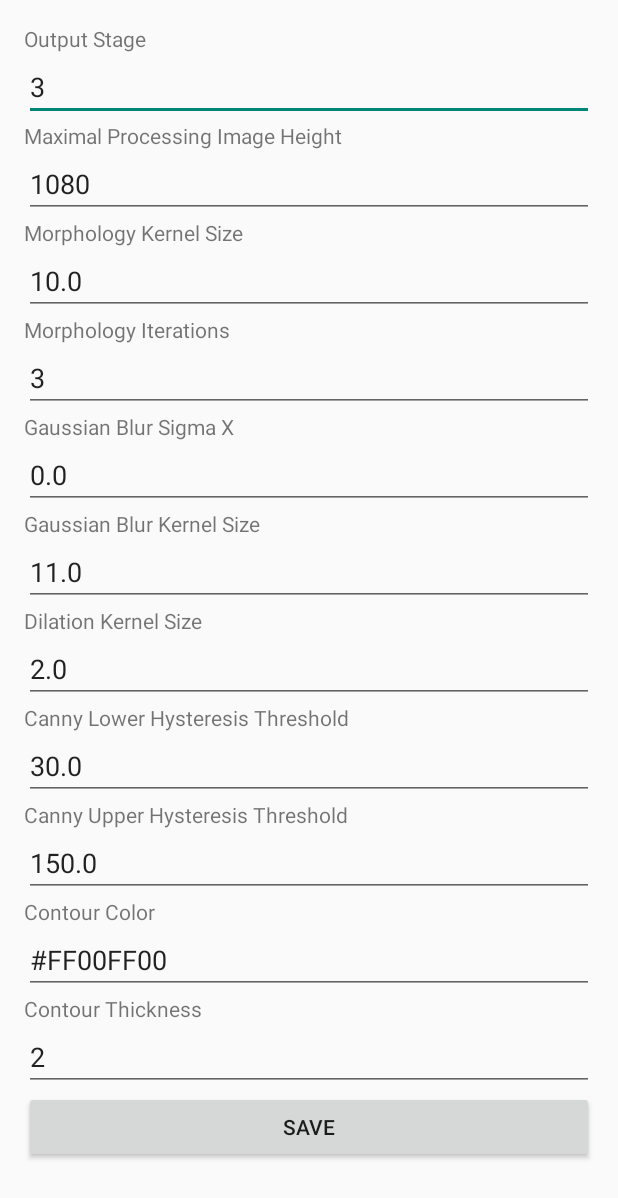
After one commit to Licmeth/cam-scanner, an Android app built with Jetpack Compose: the SettingsActivity screen opened directly, with no data from a screen before it, on a phone screen of 412 x 824 dp. The commit adds this screen. Shown: the top 1198 px of the screen. Run offline under Robolectric (Android 15) with nearby library versions, the phone set to English and light mode, and no system bars.

Commit message:
Added debug options and settings

```diff
--- a/app/build.gradle.kts
+++ b/app/build.gradle.kts
@@ -45,6 +45,7 @@ dependencies {
     implementation(libs.androidx.lifecycle.runtime.ktx)
     implementation(libs.androidx.activity.compose)
     implementation(platform(libs.androidx.compose.bom))
+    implementation(libs.androidx.datastore.preferences)
     implementation(libs.androidx.ui)
     implementation(libs.androidx.ui.graphics)
     implementation(libs.androidx.ui.tooling.preview)
--- a/app/src/main/AndroidManifest.xml
+++ b/app/src/main/AndroidManifest.xml
@@ -30,6 +30,10 @@
             android:name=".CameraActivity"
             android:theme="@style/Theme.CamScanner">
         </activity>
+        <activity
+            android:name=".SettingsActivity"
+            android:theme="@style/Theme.CamScanner">
+        </activity>
     </application>
 
 </manifest>
--- /dev/null
+++ b/app/src/main/java/org/agera/camscanner/SettingsActivity.kt
@@ -0,0 +1,74 @@
+package org.agera.camscanner
+
+import android.content.Context
+import android.os.Bundle
+import android.widget.EditText
+import android.widget.Button
+import androidx.activity.ComponentActivity
+import androidx.lifecycle.lifecycleScope
+import kotlinx.coroutines.flow.collectLatest
+import kotlinx.coroutines.flow.zip
+import kotlinx.coroutines.launch
+
+class SettingsActivity : ComponentActivity() {
+    override fun onCreate(savedInstanceState: Bundle?) {
+        super.onCreate(savedInstanceState)
+        setContentView(R.layout.activity_settings)
+
+        val settings = SettingsDataStore(this)
+
+        val outputStageEdit = findViewById<EditText>(R.id.editOutputStage)
+        val maxImageHeightEdit = findViewById<EditText>(R.id.editMaxProcessingImageHeight)
+        val morphKernelSizeEdit = findViewById<EditText>(R.id.editMorphologyKernelSize)
+        val morphIterationsEdit = findViewById<EditText>(R.id.editMorphologyIterations)
+        val gaussianBlurSigmaXEdit = findViewById<EditText>(R.id.editGaussianBlurSigmaX)
+        val gaussianBlurKernelSizeEdit = findViewById<EditText>(R.id.editGaussianBlurKernelSize)
+        val edgeDilateKernelSizeEdit = findViewById<EditText>(R.id.editDilationKernelSize)
+        val cannyLowerHysteresisThresholdEdit = findViewById<EditText>(R.id.editCannyLowerHysteresisThreshold)
+        val cannyUpperHysteresisThresholdEdit = findViewById<EditText>(R.id.editCannyUpperHysteresisThreshold)
+        val contourColorEdit = findViewById<EditText>(R.id.editContourColor)
+        val contourThicknessEdit = findViewById<EditText>(R.id.editContourThickness)
+
+        lifecycleScope.launch {
+            settings.allSettings.collectLatest { settingsMap ->
+                settingsMap[SettingKeys.OUTPUT_STAGE.name]?.let { outputStageEdit.setText(it.toString()) }
+                settingsMap[SettingKeys.MAX_IMAGE_HEIGHT.name]?.let { maxImageHeightEdit.setText(it.toString()) }
+                settingsMap[SettingKeys.MORPH_KERNEL_SIZE.name]?.let { morphKernelSizeEdit.setText(it.toString()) }
+                settingsMap[SettingKeys.MORPH_ITERATIONS.name]?.let { morphIterationsEdit.setText(it.toString()) }
+                settingsMap[SettingKeys.GAUSSIAN_BLUR_SIGMA_X.name]?.let { gaussianBlurSigmaXEdit.setText(it.toString()) }
+                settingsMap[SettingKeys.GAUSSIAN_BLUR_KERNEL_SIZE.name]?.let { gaussianBlurKernelSizeEdit.setText(it.toString()) }
+                settingsMap[SettingKeys.EDGE_DILATE_KERNEL_SIZE.name]?.let { edgeDilateKernelSizeEdit.setText(it.toString()) }
+                settingsMap[SettingKeys.CANNY_LOWER_HYSTERESIS_THRESHOLD.name]?.let { cannyLowerHysteresisThresholdEdit.setText(it.toString()) }
+                settingsMap[SettingKeys.CANNY_UPPER_HYSTERESIS_THRESHOLD.name]?.let { cannyUpperHysteresisThresholdEdit.setText(it.toString()) }
+                settingsMap[SettingKeys.CONTOUR_COLOR.name]?.let { contourColorEdit.setText(intToArgbString(it as Int)) }
+                settingsMap[SettingKeys.CONTOUR_THICKNESS.name]?.let { contourThicknessEdit.setText(it.toString()) }
+            }
+        }
+
+//        lifecycleScope.launch {
+//            settings.outputStage.collectLatest { outputStageEdit.setText(it.toString()) }
+//            settings.maxImageHeight.collectLatest { maxImageHeightEdit.setText(it.toString()) }
+//            settings.morphKernelSize.collectLatest { morphKernelSizeEdit.setText(it.toString()) }
+//            settings.morphIterations.collectLatest { morphIterationsEdit.setText(it.toString()) }
+//            settings.gaussianBlurSigmaX.collectLatest { gaussianBlurSigmaXEdit.setText(it.toString()) }
+//            settings.gaussianBlurKernelSize.collectLatest { gaussianBlurKernelSizeEdit.setText(it.toString()) }
+//            settings.edgeDilateKernelSize.collectLatest { edgeDilateKernelSizeEdit.setText(it.toString()) }
+//            settings.cannyLowerHysteresisThreshold.collectLatest { cannyLowerHysteresisThresholdEdit.setText(it.toString()) }
+//            settings.cannyUpperHysteresisThreshold.collectLatest { cannyUpperHysteresisThresholdEdit.setText(it.toString()) }
+//            settings.contourColor.collectLatest { contourColorEdit.setText(intToArgbString(it.toInt())) }
+//            settings.contourThickness.collectLatest { contourThicknessEdit.setText(it.toString()) }
+//        }
+
+        val saveButton = findViewById<Button>(R.id.saveSettingsButton)
+        saveButton.setOnClickListener {
+            lifecycleScope.launch {
+                settings.setOutputStage(outputStageEdit.text.toString().toIntOrNull() ?: DebugOutputStage.FINAL_OUTPUT.value)
+            };
+            finish()
+        }
+    }
+
+    private fun intToArgbString(value: Int): String {
+        return String.format("#%08X", value)
+    }
+}
--- /dev/null
+++ b/app/src/main/java/org/agera/camscanner/SettingsDataStore.kt
@@ -0,0 +1,142 @@
+package org.agera.camscanner
+
+import android.content.Context
+import androidx.datastore.preferences.core.doublePreferencesKey
+import androidx.datastore.preferences.core.edit
+import androidx.datastore.preferences.core.intPreferencesKey
+import androidx.datastore.preferences.preferencesDataStore
+import kotlinx.coroutines.flow.Flow
+import kotlinx.coroutines.flow.map
+
+val Context.settingsDataStore by preferencesDataStore(name = "settings")
+
+object SettingKeys {
+    val OUTPUT_STAGE = intPreferencesKey("image_processor.output_stage")
+    val MAX_IMAGE_HEIGHT = intPreferencesKey("image_processor.max_image_height")
+    val MORPH_KERNEL_SIZE = doublePreferencesKey("image_processor.morph_kernel_size")
+    val MORPH_ITERATIONS = intPreferencesKey("image_processor.morph_iterations")
+    val GAUSSIAN_BLUR_SIGMA_X = doublePreferencesKey("image_processor.gaussian_blur_sigma_x")
+    val GAUSSIAN_BLUR_KERNEL_SIZE = doublePreferencesKey("image_processor.gaussian_blur_kernel_size")
+    val EDGE_DILATE_KERNEL_SIZE = doublePreferencesKey("image_processor.edge_dilate_kernel_size")
+    val CANNY_LOWER_HYSTERESIS_THRESHOLD = doublePreferencesKey("image_processor.canny_lower_hysteresis_threshold")
+    val CANNY_UPPER_HYSTERESIS_THRESHOLD = doublePreferencesKey("image_processor.canny_upper_hysteresis_threshold")
+    val CONTOUR_COLOR = intPreferencesKey("image_processor.contour_color")
+    val CONTOUR_THICKNESS = intPreferencesKey("image_processor.contour_thickness")
+}
+
+class SettingsDataStore(private val context: Context) {
+
+    companion object {
+        private val DEFAULT_VALUES = DefaultValues()
+    }
+
+    private data class DefaultValues(
+        val outputStage: Int = DebugOutputStage.FINAL_OUTPUT.value,
+        val maxImageHeight: Int = 1080,
+        val morphKernelSize: Double = 10.0,
+        val morphIterations: Int = 3,
+        val gaussianBlurSigmaX: Double = 0.0,
+        val gaussianBlurKernelSize: Double = 11.0,
+        val edgeDilateKernelSize: Double = 2.0,
+        val cannyLowerHysteresisThreshold: Double = 30.0,
+        val cannyUpperHysteresisThreshold: Double = 150.0,
+        val contourColor: Int = 0xFF00FF00.toInt(),
+        val contourThickness: Int = 2
+    )
+
+    // method to return all settings as a dictionary in a single flow
+    val allSettings: Flow<Map<String, Any>> = context.settingsDataStore.data
+        .map { preferences ->
+            mapOf(
+                SettingKeys.OUTPUT_STAGE.name to (preferences[SettingKeys.OUTPUT_STAGE] ?: DEFAULT_VALUES.outputStage),
+                SettingKeys.MAX_IMAGE_HEIGHT.name to (preferences[SettingKeys.MAX_IMAGE_HEIGHT] ?: DEFAULT_VALUES.maxImageHeight),
+                SettingKeys.MORPH_KERNEL_SIZE.name to (preferences[SettingKeys.MORPH_KERNEL_SIZE] ?: DEFAULT_VALUES.morphKernelSize),
+                SettingKeys.MORPH_ITERATIONS.name to (preferences[SettingKeys.MORPH_ITERATIONS] ?: DEFAULT_VALUES.morphIterations),
+                SettingKeys.GAUSSIAN_BLUR_SIGMA_X.name to (preferences[SettingKeys.GAUSSIAN_BLUR_SIGMA_X] ?: DEFAULT_VALUES.gaussianBlurSigmaX),
+                SettingKeys.GAUSSIAN_BLUR_KERNEL_SIZE.name to (preferences[SettingKeys.GAUSSIAN_BLUR_KERNEL_SIZE] ?: DEFAULT_VALUES.gaussianBlurKernelSize),
+                SettingKeys.EDGE_DILATE_KERNEL_SIZE.name to (preferences[SettingKeys.EDGE_DILATE_KERNEL_SIZE] ?: DEFAULT_VALUES.edgeDilateKernelSize),
+                SettingKeys.CANNY_LOWER_HYSTERESIS_THRESHOLD.name to (preferences[SettingKeys.CANNY_LOWER_HYSTERESIS_THRESHOLD] ?: DEFAULT_VALUES.cannyLowerHysteresisThreshold),
+                SettingKeys.CANNY_UPPER_HYSTERESIS_THRESHOLD.name to (preferences[SettingKeys.CANNY_UPPER_HYSTERESIS_THRESHOLD] ?: DEFAULT_VALUES.cannyUpperHysteresisThreshold),
+                SettingKeys.CONTOUR_COLOR.name to (preferences[SettingKeys.CONTOUR_COLOR] ?: DEFAULT_VALUES.contourColor),
+                SettingKeys.CONTOUR_THICKNESS.name to (preferences[SettingKeys.CONTOUR_THICKNESS] ?: DEFAULT_VALUES.contourThickness)
+            )
+        }
+
+    val outputStage: Flow<Int> = context.settingsDataStore.data
+        .map { it[SettingKeys.OUTPUT_STAGE] ?: DEFAULT_VALUES.outputStage }
+
+    suspend fun setOutputStage(value: Int) {
+        context.settingsDataStore.edit { it[SettingKeys.OUTPUT_STAGE] = value
+        }
+    }
+
+    val maxImageHeight: Flow<Int> = context.settingsDataStore.data
+        .map { it[SettingKeys.MAX_IMAGE_HEIGHT] ?: DEFAULT_VALUES.maxImageHeight }
+
+    suspend fun setMaxImageHeight(value: Int) {
+        context.settingsDataStore.edit { it[SettingKeys.MAX_IMAGE_HEIGHT] = value }
+    }
+
+    val morphKernelSize: Flow<Double> = context.settingsDataStore.data
+        .map { it[SettingKeys.MORPH_KERNEL_SIZE] ?: DEFAULT_VALUES.morphKernelSize }
+
+    suspend fun setMorphKernelSize(value: Double) {
+        context.settingsDataStore.edit { it[SettingKeys.MORPH_KERNEL_SIZE] = value }
+    }
+
+    val morphIterations: Flow<Int> = context.settingsDataStore.data
+        .map { it[SettingKeys.MORPH_ITERATIONS] ?: DEFAULT_VALUES.morphIterations }
+
+    suspend fun setMorphIterations(value: Int) {
+        context.settingsDataStore.edit { it[SettingKeys.MORPH_ITERATIONS] = value }
+    }
+
+    val gaussianBlurSigmaX: Flow<Double> = context.settingsDataStore.data
+        .map { it[SettingKeys.GAUSSIAN_BLUR_SIGMA_X] ?: DEFAULT_VALUES.gaussianBlurSigmaX }
+
+    suspend fun setGaussianBlurSigmaX(value: Double) {
+        context.settingsDataStore.edit { it[SettingKeys.GAUSSIAN_BLUR_SIGMA_X] = value }
+    }
+
+    val gaussianBlurKernelSize: Flow<Double> = context.settingsDataStore.data
+        .map { it[SettingKeys.GAUSSIAN_BLUR_KERNEL_SIZE] ?: DEFAULT_VALUES.gaussianBlurKernelSize }
+
+    suspend fun setGaussianBlurKernelSize(value: Double) {
+        context.settingsDataStore.edit { it[SettingKeys.GAUSSIAN_BLUR_KERNEL_SIZE] = value }
+    }
+
+    val edgeDilateKernelSize: Flow<Double> = context.settingsDataStore.data
+        .map { it[SettingKeys.EDGE_DILATE_KERNEL_SIZE] ?: DEFAULT_VALUES.edgeDilateKernelSize }
+
+    suspend fun setEdgeDilateKernelSize(value: Double) {
+        context.settingsDataStore.edit { it[SettingKeys.EDGE_DILATE_KERNEL_SIZE] = value }
+    }
+
+    val cannyLowerHysteresisThreshold: Flow<Double> = context.settingsDataStore.data
+        .map { it[SettingKeys.CANNY_LOWER_HYSTERESIS_THRESHOLD] ?: DEFAULT_VALUES.cannyLowerHysteresisThreshold }
+
+    suspend fun setCannyLowerHysteresisThreshold(value: Double) {
+        context.settingsDataStore.edit { it[SettingKeys.CANNY_LOWER_HYSTERESIS_THRESHOLD] = value }
+    }
+
+    val cannyUpperHysteresisThreshold: Flow<Double> = context.settingsDataStore.data
+        .map { it[SettingKeys.CANNY_UPPER_HYSTERESIS_THRESHOLD] ?: DEFAULT_VALUES.cannyUpperHysteresisThreshold }
+
+    suspend fun setCannyUpperHysteresisThreshold(value: Double) {
+        context.settingsDataStore.edit { it[SettingKeys.CANNY_UPPER_HYSTERESIS_THRESHOLD] = value }
+    }
+
+    val contourColor: Flow<Int> = context.settingsDataStore.data
+        .map { it[SettingKeys.CONTOUR_COLOR] ?: DEFAULT_VALUES.contourColor }
+
+    suspend fun setContourColor(value: Int) {
+        context.settingsDataStore.edit { it[SettingKeys.CONTOUR_COLOR] = value }
+    }
+
+    val contourThickness: Flow<Int> = context.settingsDataStore.data
+        .map { it[SettingKeys.CONTOUR_THICKNESS] ?: DEFAULT_VALUES.contourThickness }
+
+    suspend fun setContourThickness(value: Int) {
+        context.settingsDataStore.edit { it[SettingKeys.CONTOUR_THICKNESS] = value }
+    }
+}
--- a/app/src/main/res/layout/activity_main.xml
+++ b/app/src/main/res/layout/activity_main.xml
@@ -10,5 +10,11 @@
         android:layout_height="wrap_content"
         android:text="Open Camera"
         android:layout_marginTop="24dp"/>
+    <Button
+        android:id="@+id/openSettingsButton"
+        android:layout_width="wrap_content"
+        android:layout_height="wrap_content"
+        android:text="Open Settings"
+        android:layout_marginTop="24dp"/>
 
 </LinearLayout>
--- /dev/null
+++ b/app/src/main/res/layout/activity_settings.xml
@@ -0,0 +1,135 @@
+<?xml version="1.0" encoding="utf-8"?>
+<LinearLayout xmlns:android="http://schemas.android.com/apk/res/android"
+    android:orientation="vertical"
+    android:layout_width="match_parent"
+    android:layout_height="match_parent"
+    android:padding="16dp">
+
+    <TextView
+        android:text="Output Stage"
+        android:layout_height="wrap_content"
+        android:layout_width="match_parent"/>
+
+    <EditText
+        android:id="@+id/editOutputStage"
+        android:inputType="number"
+        android:layout_width="match_parent"
+        android:layout_height="wrap_content"/>
+
+    <TextView
+        android:text="Maximal Processing Image Height"
+        android:layout_height="wrap_content"
+        android:layout_width="match_parent"/>
+
+    <EditText
+        android:id="@+id/editMaxProcessingImageHeight"
+        android:inputType="number"
+        android:layout_width="match_parent"
+        android:layout_height="wrap_content"/>
+
+    <TextView
+        android:text="Morphology Kernel Size"
+        android:layout_height="wrap_content"
+        android:layout_width="match_parent"/>
+
+    <EditText
+        android:id="@+id/editMorphologyKernelSize"
+        android:inputType="numberDecimal"
+        android:layout_width="match_parent"
+        android:layout_height="wrap_content"/>
+
+    <TextView
+        android:text="Morphology Iterations"
+        android:layout_height="wrap_content"
+        android:layout_width="match_parent"/>
+
+    <EditText
+        android:id="@+id/editMorphologyIterations"
+        android:inputType="number"
+        android:layout_width="match_parent"
+        android:layout_height="wrap_content"/>
+
+    <TextView
+        android:text="Gaussian Blur Sigma X"
+        android:layout_height="wrap_content"
+        android:layout_width="match_parent"/>
+
+    <EditText
+        android:id="@+id/editGaussianBlurSigmaX"
+        android:inputType="number"
+        android:layout_width="match_parent"
+        android:layout_height="wrap_content"/>
+
+    <TextView
+        android:text="Gaussian Blur Kernel Size"
+        android:layout_height="wrap_content"
+        android:layout_width="match_parent"/>
+
+    <EditText
+        android:id="@+id/editGaussianBlurKernelSize"
+        android:inputType="numberDecimal"
+        android:layout_width="match_parent"
+        android:layout_height="wrap_content"/>
+
+    <TextView
+        android:text="Dilation Kernel Size"
+        android:layout_height="wrap_content"
+        android:layout_width="match_parent"/>
+
+    <EditText
+        android:id="@+id/editDilationKernelSize"
+        android:inputType="numberDecimal"
+        android:layout_width="match_parent"
+        android:layout_height="wrap_content"/>
+
+    <TextView
+        android:text="Canny Lower Hysteresis Threshold"
+        android:layout_height="wrap_content"
+        android:layout_width="match_parent"/>
+
+    <EditText
+        android:id="@+id/editCannyLowerHysteresisThreshold"
+        android:inputType="numberDecimal"
+        android:layout_width="match_parent"
+        android:layout_height="wrap_content"/>
+
+    <TextView
+        android:text="Canny Upper Hysteresis Threshold"
+        android:layout_height="wrap_content"
+        android:layout_width="match_parent"/>
+
+    <EditText
+        android:id="@+id/editCannyUpperHysteresisThreshold"
+        android:inputType="numberDecimal"
+        android:layout_width="match_parent"
+        android:layout_height="wrap_content"/>
+
+    <TextView
+        android:text="Contour Color"
+        android:layout_height="wrap_content"
+        android:layout_width="match_parent"/>
+
+    <EditText
+        android:id="@+id/editContourColor"
+        android:inputType="text"
+        android:layout_width="match_parent"
+        android:layout_height="wrap_content"
+        android:hint="e.g., #FF0000 for red"/>
+
+    <TextView
+        android:text="Contour Thickness"
+        android:layout_height="wrap_content"
+        android:layout_width="match_parent"/>
+
+    <EditText
+        android:id="@+id/editContourThickness"
+        android:inputType="number"
+        android:layout_width="match_parent"
+        android:layout_height="wrap_content"/>
+
+    <Button
+        android:id="@+id/saveSettingsButton"
+        android:layout_width="match_parent"
+        android:layout_height="wrap_content"
+        android:text="Save"/>
+</LinearLayout>
--- a/gradle/libs.versions.toml
+++ b/gradle/libs.versions.toml
@@ -8,6 +8,7 @@ espressoCore = "3.6.1"
 lifecycleRuntimeKtx = "2.9.2"
 activityCompose = "1.8.0"
 composeBom = "2024.09.00"
+datastore = "1.1.7"
 
 #appCompat = "1.7.1"
 appCompat = "1.6.1"
@@ -23,6 +24,7 @@ androidx-espresso-core = { group = "androidx.test.espresso", name = "espresso-co
 androidx-lifecycle-runtime-ktx = { group = "androidx.lifecycle", name = "lifecycle-runtime-ktx", version.ref = "lifecycleRuntimeKtx" }
 androidx-activity-compose = { group = "androidx.activity", name = "activity-compose", version.ref = "activityCompose" }
 androidx-compose-bom = { group = "androidx.compose", name = "compose-bom", version.ref = "composeBom" }
+androidx-datastore-preferences = { group = "androidx.datastore", name = "datastore-preferences", version.ref = "datastore" }
 androidx-ui = { group = "androidx.compose.ui", name = "ui" }
 androidx-ui-graphics = { group = "androidx.compose.ui", name = "ui-graphics" }
 androidx-ui-tooling = { group = "androidx.compose.ui", name = "ui-tooling" }
```
Also changed, not shown: app/src/main/java/org/agera/camscanner/CameraActivity.kt (+17 -1 lines), app/src/main/java/org/agera/camscanner/DebugOutputStage.kt (added, +8 -0 lines), app/src/main/java/org/agera/camscanner/ImageProcessor.kt (+97 -42 lines), app/src/main/java/org/agera/camscanner/ImageProcessorConfig.kt (added, +45 -0 lines), app/src/main/java/org/agera/camscanner/MainActivity.kt (+9 -0 lines).
